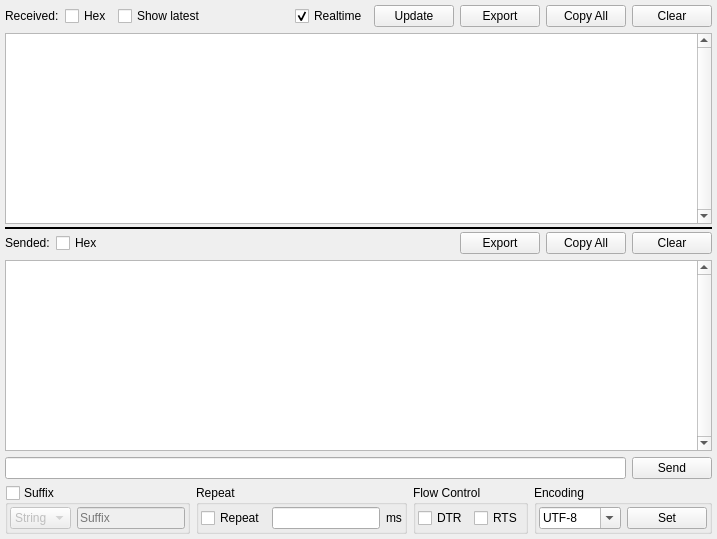
First picture: the form in src/ui/datatab.ui, repository wh201906/SerialTest, before the edit.
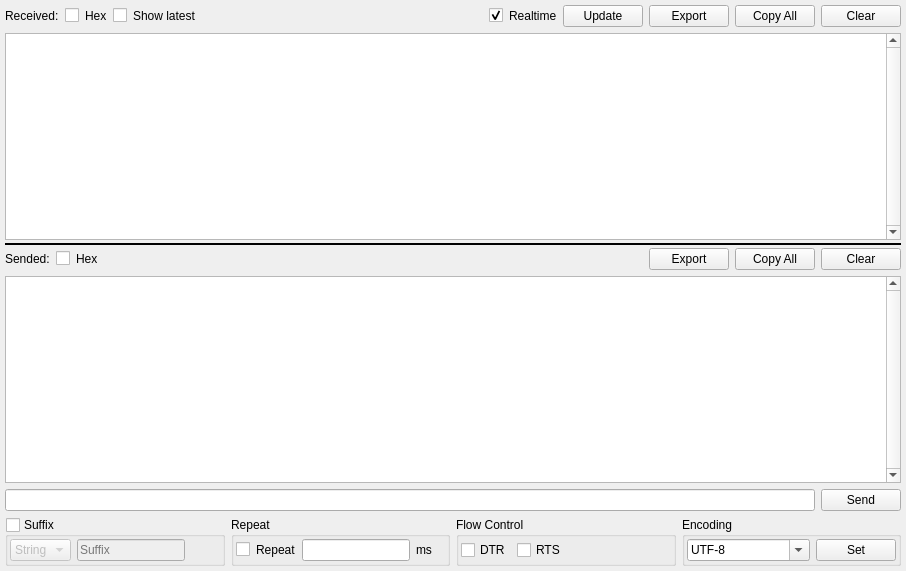
Second picture: the form after the edit.

Commit message:
Better UI on Android
symmetric open/close button on port tab
better checkbox style

Patch:
```diff
--- a/src/ui/datatab.ui
+++ b/src/ui/datatab.ui
@@ -4,9 +4,14 @@
  <exportmacro/>
  <class>DataTab</class>
  <widget class="QWidget" name="DataTab">
-  <attribute name="title">
-   <string>Data</string>
-  </attribute>
+  <property name="geometry">
+   <rect>
+    <x>0</x>
+    <y>0</y>
+    <width>906</width>
+    <height>571</height>
+   </rect>
+  </property>
   <layout class="QVBoxLayout" name="verticalLayout_7">
    <property name="leftMargin">
     <number>5</number>
@@ -48,14 +53,20 @@
           </widget>
          </item>
          <item>
-          <widget class="QCheckBox" name="receivedHexBox">
+          <widget class="QCheckBox" name="receivedHexBox"/>
+         </item>
+         <item>
+          <widget class="QLabel" name="label">
            <property name="text">
             <string>Hex</string>
            </property>
           </widget>
          </item>
          <item>
-          <widget class="QCheckBox" name="receivedLatestBox">
+          <widget class="QCheckBox" name="receivedLatestBox"/>
+         </item>
+         <item>
+          <widget class="QLabel" name="label_2">
            <property name="text">
             <string>Show latest</string>
            </property>
@@ -76,14 +87,18 @@
          </item>
          <item>
           <widget class="QCheckBox" name="receivedRealtimeBox">
-           <property name="text">
-            <string>Realtime</string>
-           </property>
            <property name="checked">
             <bool>true</bool>
            </property>
           </widget>
          </item>
+         <item>
+          <widget class="QLabel" name="label_5">
+           <property name="text">
+            <string>Realtime</string>
+           </property>
+          </widget>
+         </item>
          <item>
           <widget class="QPushButton" name="receivedUpdateButton">
            <property name="text">
@@ -153,7 +168,10 @@
           </widget>
          </item>
          <item>
-          <widget class="QCheckBox" name="sendedHexBox">
+          <widget class="QCheckBox" name="sendedHexBox"/>
+         </item>
+         <item>
+          <widget class="QLabel" name="label_6">
            <property name="text">
             <string>Hex</string>
            </property>
@@ -343,7 +361,10 @@
          <number>2</number>
         </property>
         <item>
-         <widget class="QCheckBox" name="data_repeatCheckBox">
+         <widget class="QCheckBox" name="data_repeatCheckBox"/>
+        </item>
+        <item>
+         <widget class="QLabel" name="label_7">
           <property name="text">
            <string>Repeat</string>
           </property>
```
Left out of the diff: 6 changed lines with no effect on the pictures. The commit also changes 5 other files.
